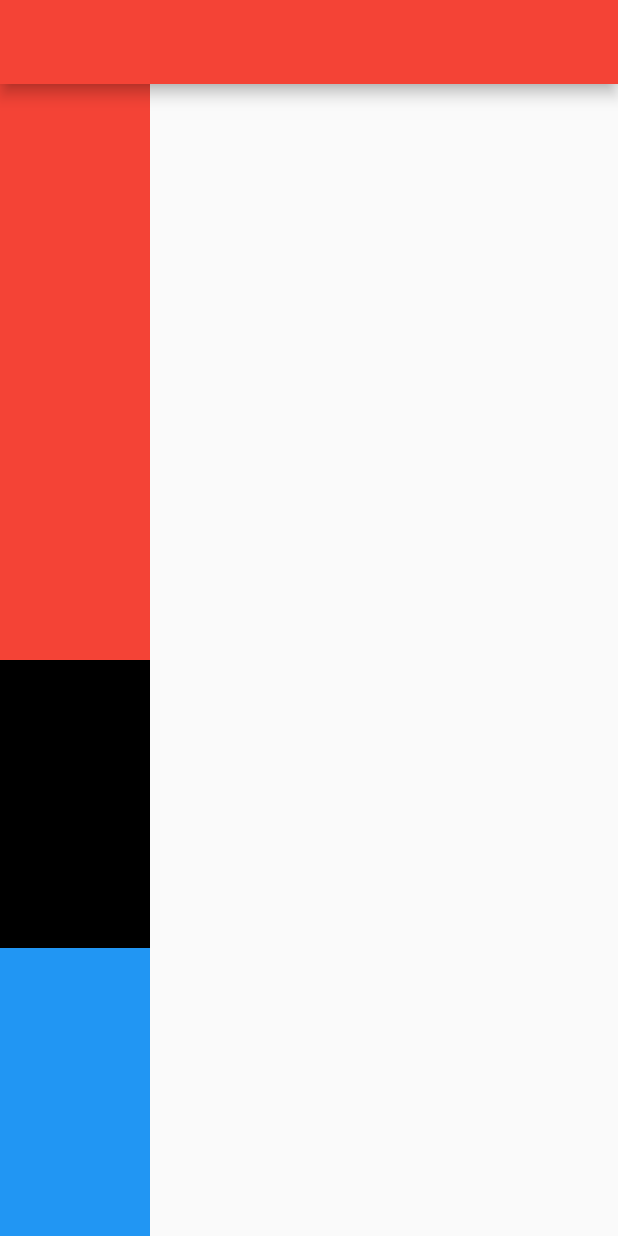
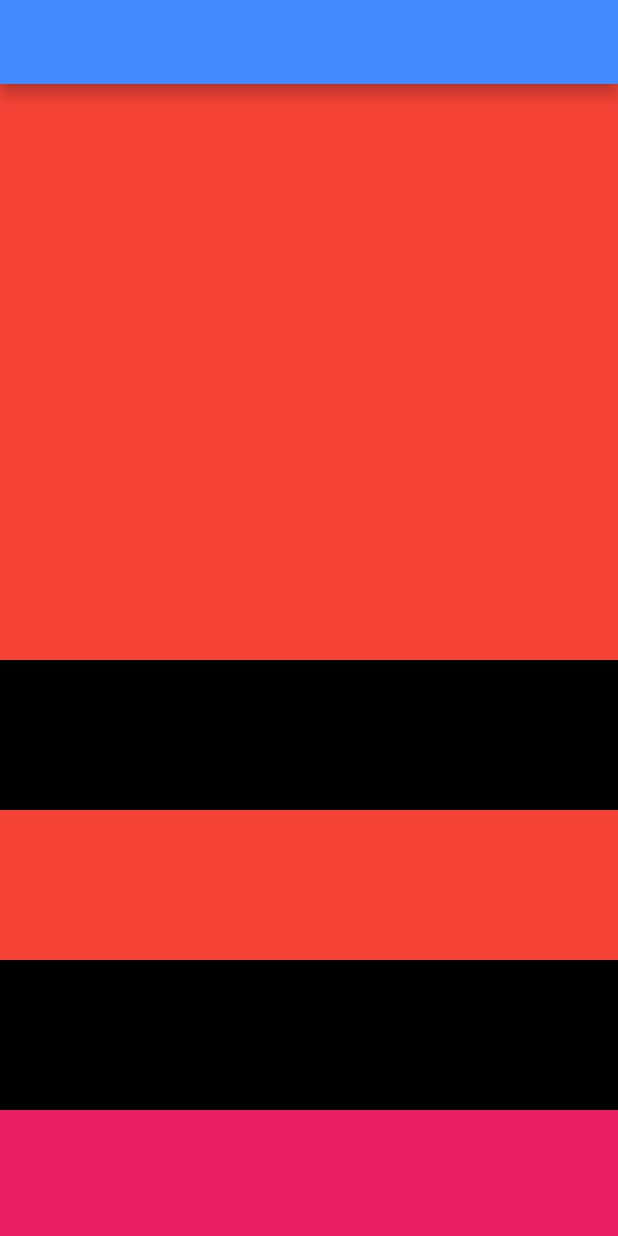
Before and after one commit to jaswinda/flutter_summer, a Flutter app: the screen it shows after launch, on a phone screen of 412 x 824 dp. Run offline on Flutter 3.47's test engine with Material 2 defaults, Android fonts, the phone set to English and light mode, and no system bars.

Commit message:
functional components

```diff
--- a/lib/screens/home_screen.dart
+++ b/lib/screens/home_screen.dart
@@ -1,5 +1,4 @@
 import 'package:flutter/material.dart';
-import 'package:the_flutter_demo/components/custom_container.dart';
 
 class HomeScreen extends StatelessWidget {
   const HomeScreen({super.key});
@@ -8,19 +7,49 @@ class HomeScreen extends StatelessWidget {
   Widget build(BuildContext context) {
     return Scaffold(
         appBar: AppBar(
-          backgroundColor: Colors.red,
+          backgroundColor: Colors.blueAccent,
         ),
         body: Column(
-          children: [
-            const Expanded(child: CustomContainer(color: Colors.red)),
-            Expanded(
-                child: Column(
-              children: const [
-                Expanded(child: CustomContainer(color: Colors.black)),
-                Expanded(child: CustomContainer(color: Colors.blue)),
-              ],
-            ))
+          children:   [
+            staticComponent(),
+          scrollViewComponent()
+
           ],
         ));
   }
+
+  Widget staticComponent(){
+    return  Expanded(
+            child: Container(
+              color: Colors.red,
+              height: 100,
+            ),
+          );
+  }
+  Widget scrollViewComponent(){
+    return Expanded(
+            child: SingleChildScrollView(
+              child: Column(
+                children: [
+                  Container(
+                    color: Colors.black,
+                    height: 100,
+                  ),
+                  Container(
+                    color: Colors.red,
+                    height: 100,
+                  ),
+                  Container(
+                    color: Colors.black,
+                    height: 100,
+                  ),
+                  Container(
+                    color: Colors.pink,
+                    height: 100,
+                  ),
+                ],
+              ),
+            ),
+          );
+  }
 }
```
